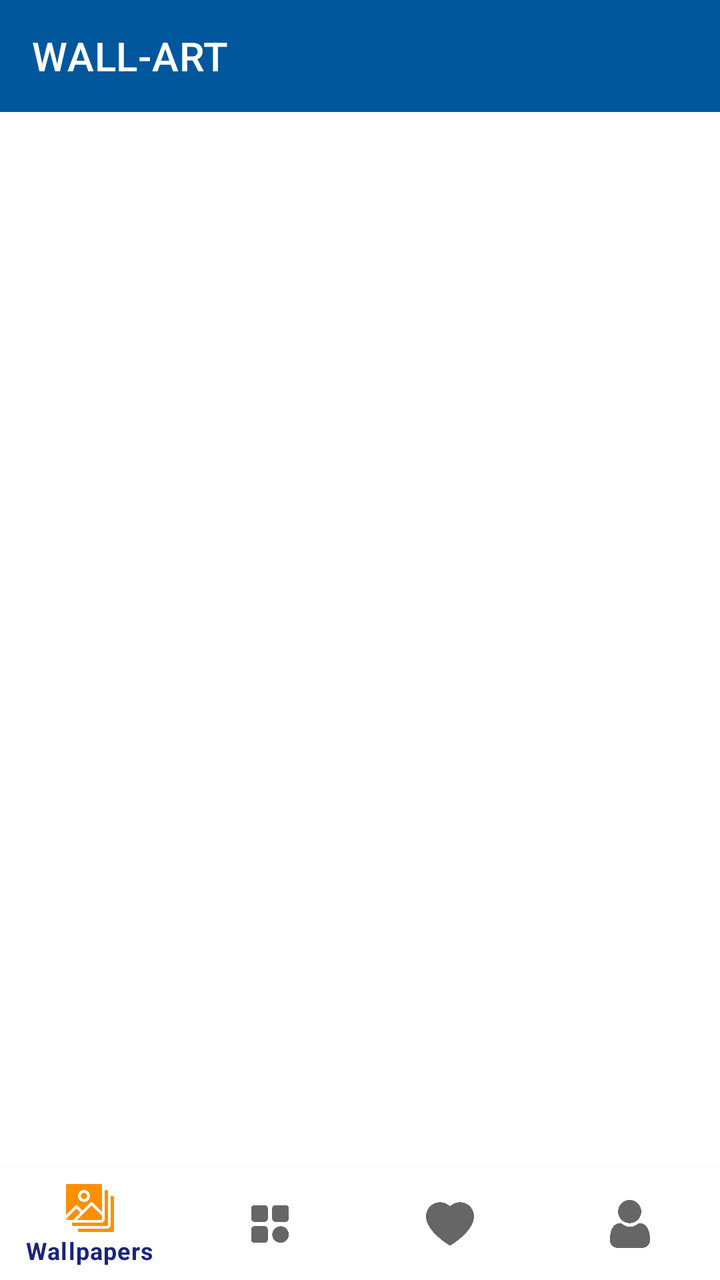
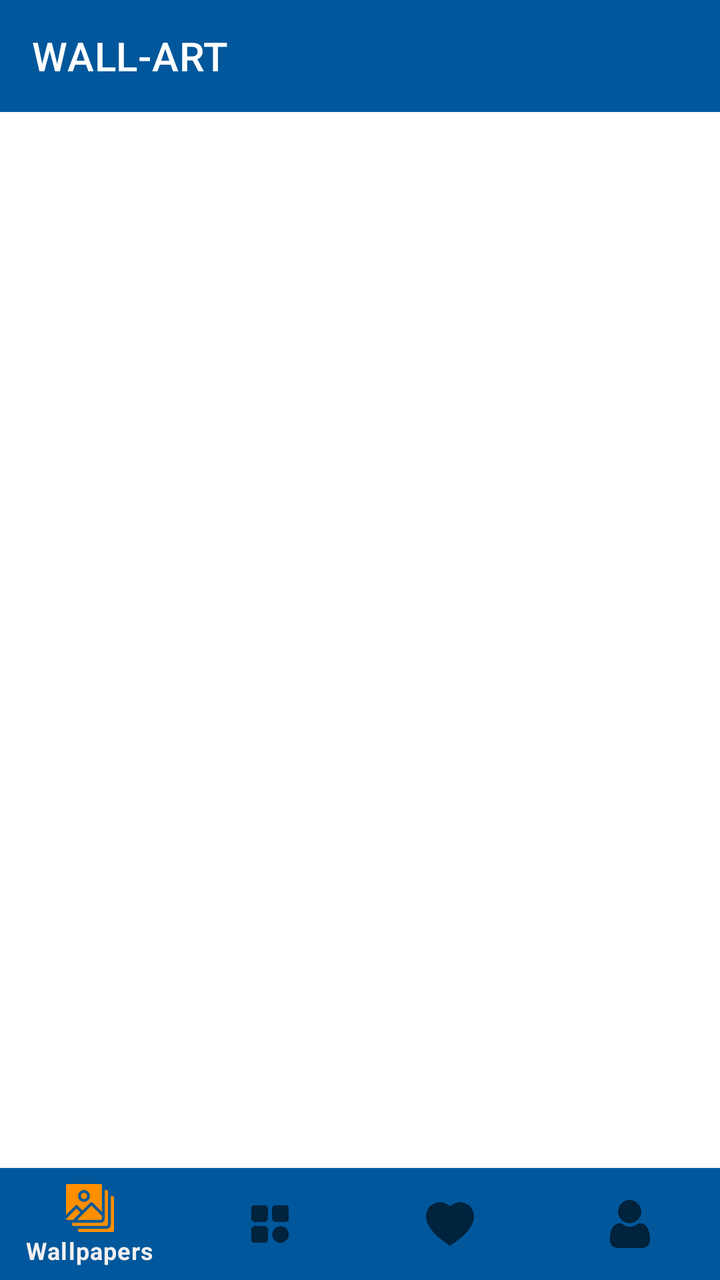

The first picture is an Android layout as it rendered before a commit; the second is the same layout after the commit. The layout source and the unified diff follow.
<!-- AndroidManifest.xml: application theme Theme.PixelPerfect -->
<!-- res/layout/activity_main.xml -->
<?xml version="1.0" encoding="utf-8"?>
<LinearLayout
    xmlns:android="http://schemas.android.com/apk/res/android"
    xmlns:app="http://schemas.android.com/apk/res-auto"
    xmlns:tools="http://schemas.android.com/tools"
    android:layout_width="match_parent"
    android:layout_height="match_parent"
    android:orientation="vertical"
    tools:context=".MainActivity">
    <com.google.android.material.appbar.AppBarLayout
        android:layout_width="match_parent"
        android:layout_height="wrap_content">

        <androidx.appcompat.widget.Toolbar
            android:id="@+id/app_bar"
            android:layout_width="match_parent"
            android:layout_height="?attr/actionBarSize"
            android:background="#01579B"
            app:title="WALL-ART"
            app:titleTextColor="#fff"/>

    </com.google.android.material.appbar.AppBarLayout>
    <RelativeLayout
        android:layout_width="match_parent"
        android:layout_height="match_parent">


    <FrameLayout
        android:id="@+id/frame"
        android:layout_width="match_parent"
        android:layout_height="match_parent"
        android:layout_marginBottom="?actionBarSize" />

    <com.google.android.material.bottomnavigation.BottomNavigationView
        android:layout_width="match_parent"
        android:layout_height="wrap_content"
        android:layout_alignParentBottom="true"
        app:menu="@menu/nav_items"
        app:itemTextColor="#1A237E"
        android:outlineAmbientShadowColor="#6480AC"
        android:outlineSpotShadowColor="#fff"
        android:id="@+id/btnview"/>

    </RelativeLayout>
</LinearLayout>
<!-- resources referenced by this layout -->
<resources>
  <style name="Theme.PixelPerfect" parent="Theme.MaterialComponents.Light.NoActionBar">
          
          <item name="colorPrimary">#FF8F00</item>
          <item name="colorPrimaryVariant">#F3BC64</item>
          <item name="colorOnPrimary">@color/white</item>
          
          <item name="colorSecondary">#7393B3</item>
          <item name="colorSecondaryVariant">#7393B3</item>
          <item name="colorOnSecondary">@color/black</item>
          
          <item name="android:statusBarColor">?attr/colorPrimaryVariant</item>
          
      </style>
  <color name="white">#FFFFFFFF</color>
  <color name="black">#FF000000</color>
</resources>

<!-- the commit's change to res/layout/activity_main.xml (unified diff, before → after) -->
@@ -36,9 +36,8 @@
         android:layout_height="wrap_content"
         android:layout_alignParentBottom="true"
         app:menu="@menu/nav_items"
-        app:itemTextColor="#1A237E"
-        android:outlineAmbientShadowColor="#6480AC"
-        android:outlineSpotShadowColor="#fff"
+        android:background="#01579B"
+        app:itemTextColor="#F3F0F0"
         android:id="@+id/btnview"/>
 
     </RelativeLayout>
<!-- resource entries referenced after the edit -->
@@ -6,8 +6,8 @@
           <item name="colorPrimaryVariant">#F3BC64</item>
           <item name="colorOnPrimary">@color/white</item>
           
-          <item name="colorSecondary">#7393B3</item>
-          <item name="colorSecondaryVariant">#7393B3</item>
+          <item name="colorSecondary">#fff</item>
+          <item name="colorSecondaryVariant">#fff</item>
           <item name="colorOnSecondary">@color/black</item>
           
           <item name="android:statusBarColor">?attr/colorPrimaryVariant</item>
